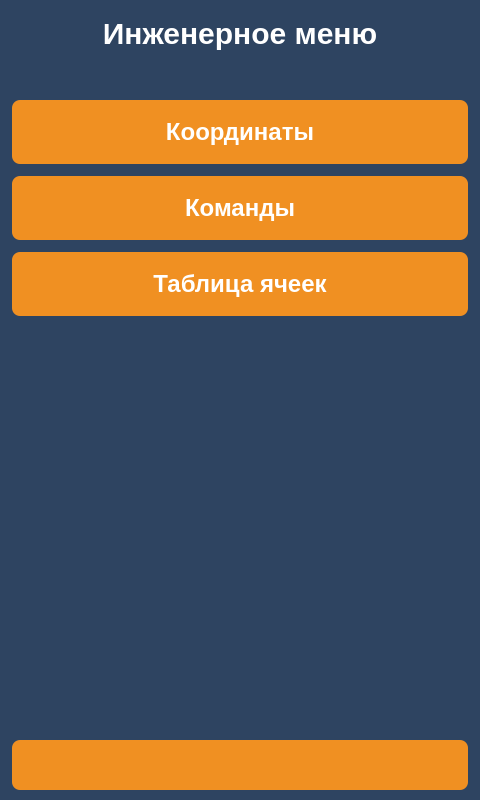
komrade2801/AutoSklad, file client/GUI/ui/screen_37_engineer_hub.ui: the form before one commit.
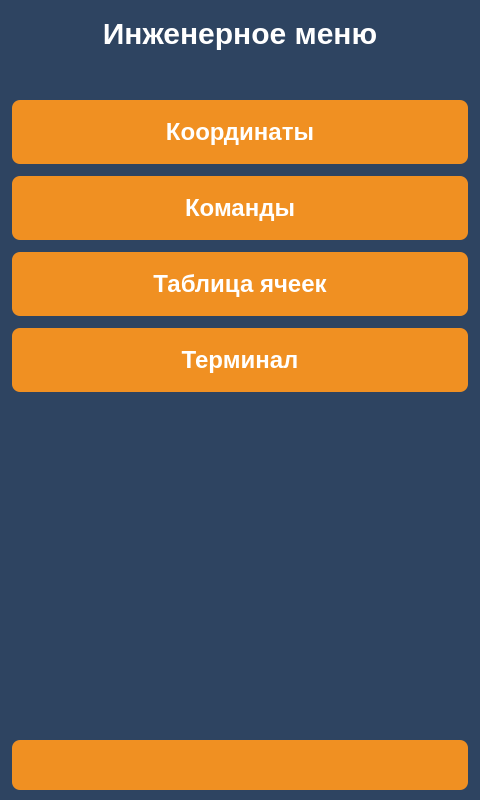
The form after the commit. Icons and pictures are not drawn.

Commit message: feat(hal_terminal): Introduce HAL terminal screen for direct command input, enhance UI components for solenoid timing configuration, and implement command handling for solenoid duration settings in the GUI.

The edit to the form file:
```diff
--- a/client/GUI/ui/screen_37_engineer_hub.ui
+++ b/client/GUI/ui/screen_37_engineer_hub.ui
@@ -54,6 +54,11 @@
      <property name="styleSheet"><string notr="true">QPushButton { color: #FFFFFF; background-color: #f09022;border-radius: 8px; font-size: 24px; font-weight: 600; min-height: 64px; }</string></property>
     </widget>
    </item>   <item>
+    <widget class="QPushButton" name="btn_hal_terminal">
+     <property name="text"><string>Терминал</string></property>
+     <property name="styleSheet"><string notr="true">QPushButton { color: #FFFFFF; background-color: #f09022;border-radius: 8px; font-size: 24px; font-weight: 600; min-height: 64px; }</string></property>
+    </widget>
+   </item>   <item>
     <spacer name="verticalSpacer">
      <property name="orientation"><enum>Qt::Vertical</enum></property>
      <property name="sizeHint" stdset="0"><size><width>20</width><height>40</height></size></property>
```
The commit also changes 20 other files.
